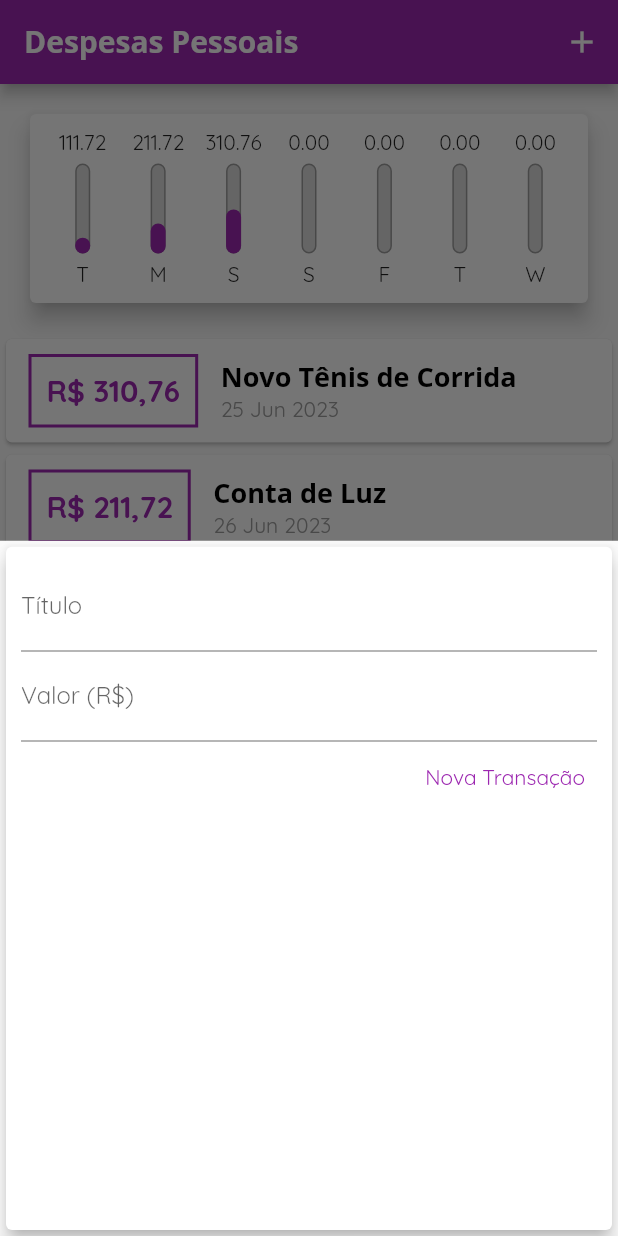
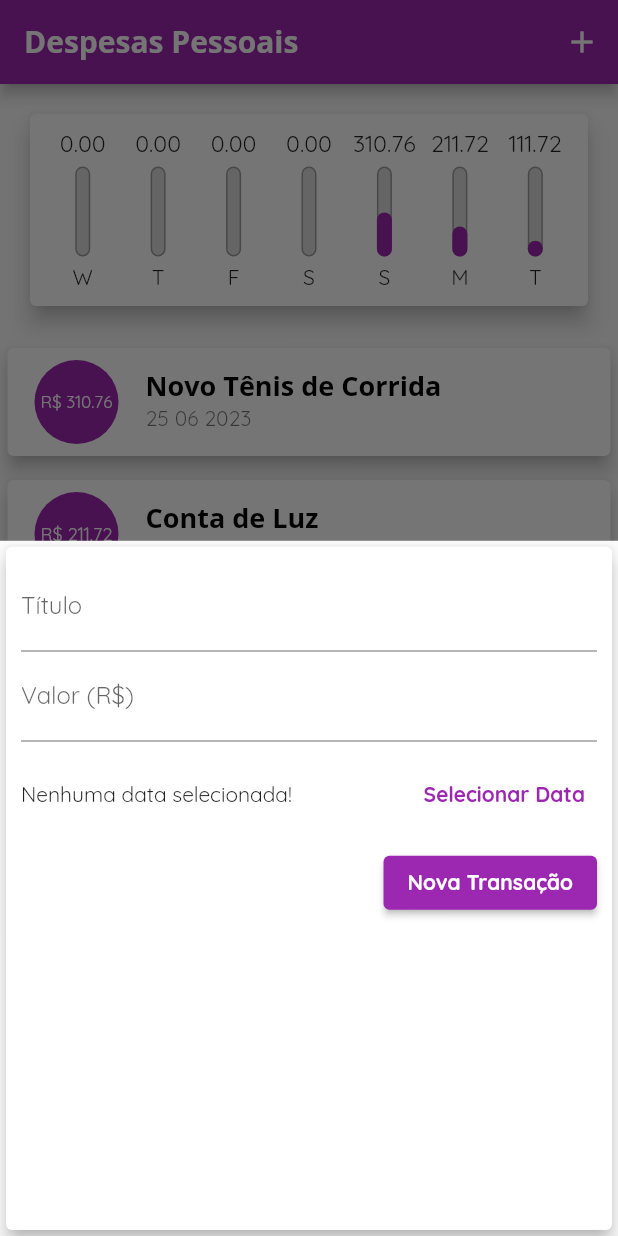
Before and after one commit to thiagolima08/expenses, a Flutter app: the screen it shows after launch, after a tap on the "add" icon, on a phone screen of 412 x 824 dp. Run offline on Flutter 3.47's test engine with Material 2 defaults, Android fonts, the phone set to English and light mode, and no system bars.

Commit message:
add date picker

```diff
--- a/lib/components/chart.dart
+++ b/lib/components/chart.dart
@@ -28,7 +28,7 @@ class Chart extends StatelessWidget {
         'day': DateFormat.E().format(weekDay)[0],
         'value': totalSum,
       };
-    });
+    }).reversed.toList();
   }
 
   double get _weekTotalValue {
--- a/lib/components/chart_bar.dart
+++ b/lib/components/chart_bar.dart
@@ -15,8 +15,11 @@ class ChartBar extends StatelessWidget {
   Widget build(BuildContext context) {
     return Column(
       children: [
-        FittedBox(
-          child: Text(value.toStringAsFixed(2)),
+        SizedBox(
+          height: 20,
+          child: FittedBox(
+            child: Text(value.toStringAsFixed(2)),
+          ),
         ),
         const SizedBox(
           height: 5,
--- a/lib/components/transaction_form.dart
+++ b/lib/components/transaction_form.dart
@@ -1,4 +1,5 @@
 import 'package:flutter/material.dart';
+import 'package:intl/intl.dart';
 
 class TransactionForm extends StatefulWidget {
   final void Function(String, double) onSubmit;
@@ -9,18 +10,34 @@ class TransactionForm extends StatefulWidget {
 }
 
 class _TransactionFormState extends State<TransactionForm> {
-  final titleController = TextEditingController();
-
-  final valueController = TextEditingController();
+  final _titleController = TextEditingController();
+  final _valueController = TextEditingController();
+  DateTime? _selectedDate;
 
   _submitForm() {
-    final title = titleController.text;
-    final value = double.tryParse(valueController.text) ?? 0.0;
+    final title = _titleController.text;
+    final value = double.tryParse(_valueController.text) ?? 0.0;
 
     if (title.isEmpty || value <= 0) {
       return;
     }
     widget.onSubmit(title, value);
+  }
+
+  _showDatePicker() {
+    showDatePicker(
+      context: context,
+      initialDate: DateTime.now(),
+      firstDate: DateTime(2022),
+      lastDate: DateTime.now(),
+    ).then((pickedDate) {
+      if (pickedDate == null) {
+        return;
+      }
+      setState(() {
+        _selectedDate = pickedDate;
+      });
+    });
   }
 
   @override
@@ -32,26 +49,52 @@ class _TransactionFormState extends State<TransactionForm> {
         child: Column(
           children: [
             TextField(
-              controller: titleController,
+              controller: _titleController,
               onSubmitted: (_) => _submitForm(),
               decoration: const InputDecoration(
                 labelText: 'Título',
               ),
             ),
             TextField(
-              controller: valueController,
+              controller: _valueController,
               keyboardType:
                   const TextInputType.numberWithOptions(decimal: true),
               onSubmitted: (_) => _submitForm(),
               decoration: const InputDecoration(labelText: 'Valor (R\$)'),
             ),
+            SizedBox(
+              height: 70,
+              child: Row(
+                children: [
+                  Expanded(
+                    child: Text(
+                      _selectedDate == null
+                          ? 'Nenhuma data selecionada!'
+                          : 'Data Selecionada: ${DateFormat('dd/MM/y').format(_selectedDate!)}',
+                    ),
+                  ),
+                  TextButton(
+                      onPressed: _showDatePicker,
+                      child: const Text(
+                        'Selecionar Data',
+                        style: TextStyle(
+                          fontWeight: FontWeight.bold,
+                        ),
+                      )),
+                ],
+              ),
+            ),
             Row(
               mainAxisAlignment: MainAxisAlignment.end,
               children: [
-                TextButton(
+                ElevatedButton(
                   onPressed: _submitForm,
-                  style: TextButton.styleFrom(foregroundColor: Colors.purple),
-                  child: const Text('Nova Transação'),
+                  child: Text(
+                    'Nova Transação',
+                    style: TextStyle(
+                      color: Theme.of(context).textTheme.labelLarge?.color,
+                    ),
+                  ),
                 ),
               ],
             )
--- a/lib/components/transaction_list.dart
+++ b/lib/components/transaction_list.dart
@@ -37,42 +37,30 @@ class TransactionList extends StatelessWidget {
               itemBuilder: (ctx, index) {
                 final tr = _transactions[index];
                 return Card(
-                  child: Row(
-                    children: [
-                      Container(
+                  elevation: 5,
                   margin: const EdgeInsets.symmetric(
-                          horizontal: 15,
-                          vertical: 10,
+                    vertical: 8,
+                    horizontal: 5,
                   ),
-                        decoration: BoxDecoration(
-                            border: Border.all(
-                          color: Theme.of(context).colorScheme.primary,
-                          width: 2,
-                        )),
-                        padding: const EdgeInsets.all(10),
-                        child: Text(
-                          'R\$ ${tr.value.toStringAsFixed(2).replaceAll('.', ',')}',
-                          style: TextStyle(
-                            fontWeight: FontWeight.bold,
-                            fontSize: 20,
-                            color: Theme.of(context).colorScheme.primary,
+                  child: ListTile(
+                    leading: CircleAvatar(
+                      radius: 30,
+                      backgroundColor: Theme.of(context).colorScheme.primary,
+                      child: Padding(
+                        padding: const EdgeInsets.all(6),
+                        child: FittedBox(
+                          child: Text('R\$ ${tr.value}',
+                              style: const TextStyle(color: Colors.white)),
                         ),
                       ),
                     ),
-                      Column(
-                        crossAxisAlignment: CrossAxisAlignment.start,
-                        children: [
-                          Text(
+                    title: Text(
                       tr.title,
                       style: Theme.of(context).textTheme.titleLarge,
                     ),
-                          Text(
-                            DateFormat('d MMM y').format(tr.date),
-                            style: const TextStyle(color: Colors.grey),
+                    subtitle: Text(
+                      DateFormat('d MM y').format(tr.date),
                     ),
-                        ],
-                      )
-                    ],
                   ),
                 );
               },
--- a/lib/main.dart
+++ b/lib/main.dart
@@ -26,7 +26,11 @@ class ExpensesApp extends StatelessWidget {
                     fontFamily: 'OpenSans',
                     fontSize: 18,
                     fontWeight: FontWeight.bold,
-                    color: Colors.black)),
+                    color: Colors.black),
+                labelLarge: TextStyle(
+                  color: Colors.white,
+                  fontWeight: FontWeight.bold,
+                )),
             appBarTheme: const AppBarTheme(
                 titleTextStyle: TextStyle(
                     fontFamily: 'OpenSans',
```
Lines whose indentation alone changed are shown as unchanged.
